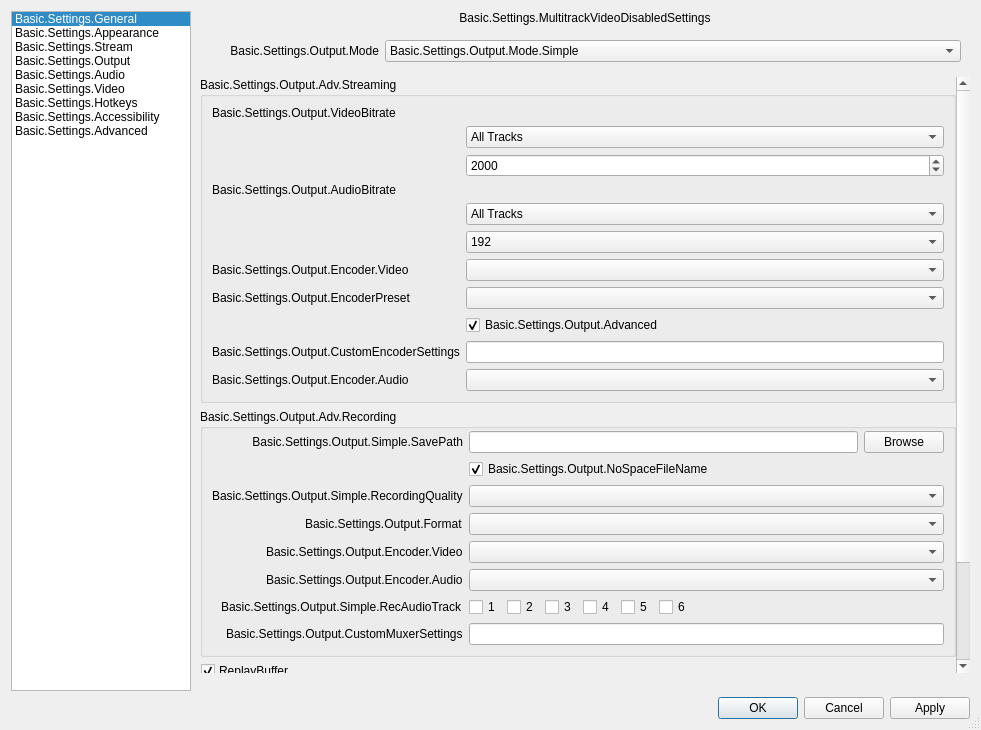
Before: the Qt Designer form frontend/forms/OBSBasicSettings.ui in Flexible-Output-View/obs-studio-fov, drawn with Qt 5.
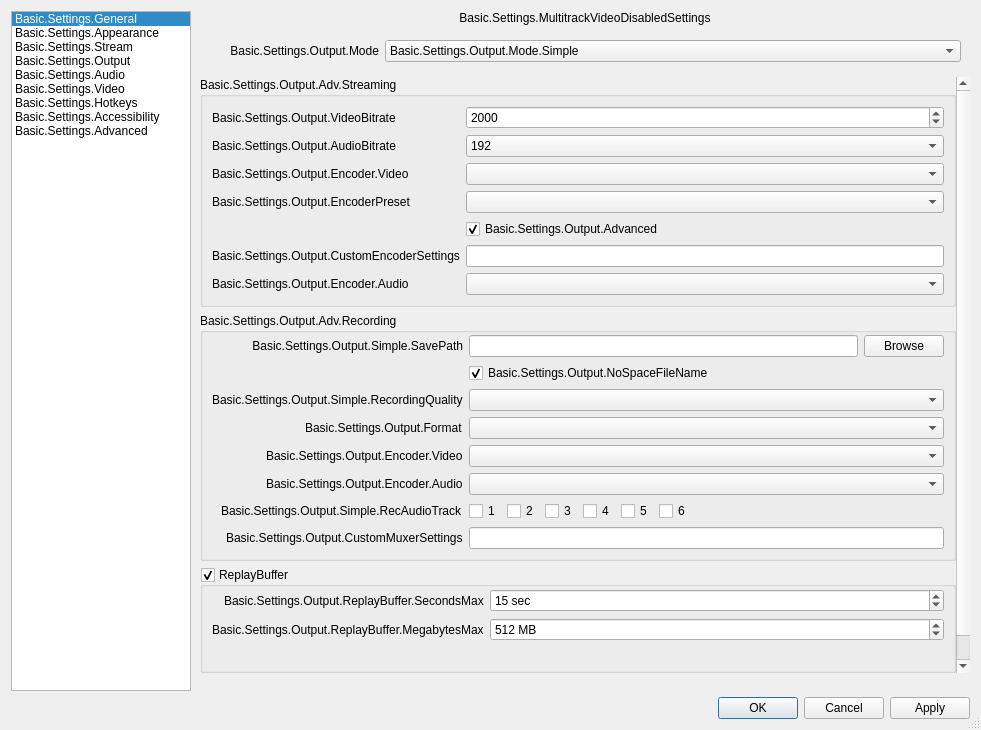
After: the same form once the commit is applied. The open tabs and pages were chosen to show the change. Icons and pictures are not drawn. Custom widgets are drawn as their Qt base class.

Commit message: UPDATE: fov track configuration ui

What changed in the file:
```diff
--- a/frontend/forms/OBSBasicSettings.ui
+++ b/frontend/forms/OBSBasicSettings.ui
@@ -945,7 +945,7 @@
               <x>0</x>
               <y>0</y>
               <width>1446</width>
-              <height>230</height>
+              <height>663</height>
              </rect>
             </property>
             <layout class="QVBoxLayout" name="verticalLayout_1337">
@@ -2336,7 +2336,7 @@
                      <x>0</x>
                      <y>0</y>
                      <width>758</width>
-                     <height>908</height>
+                     <height>810</height>
                     </rect>
                    </property>
                    <property name="sizePolicy">
@@ -2364,86 +2364,46 @@
                        <string>Basic.Settings.Output.Adv.Streaming</string>
                       </property>
                       <layout class="QFormLayout" name="simpleStreamingLayout">
-                       <item row="15" column="0">
-                        <widget class="QLabel" name="simpleOutPresetLabel">
-                         <property name="enabled">
-                          <bool>true</bool>
+                       <item row="1" column="0">
+                        <widget class="QLabel" name="simpleOutputVBitrateLabel">
+                         <property name="layoutDirection">
+                          <enum>Qt::LayoutDirection::LeftToRight</enum>
                          </property>
                          <property name="text">
-                          <string>Basic.Settings.Output.EncoderPreset</string>
+                          <string>Basic.Settings.Output.VideoBitrate</string>
                          </property>
+                         <property name="alignment">
+                          <set>Qt::AlignmentFlag::AlignLeading|Qt::AlignmentFlag::AlignLeft|Qt::AlignmentFlag::AlignVCenter</set>
+                         </property>
                          <property name="buddy">
-                          <cstring>simpleOutPreset</cstring>
+                          <cstring>simpleOutputVBitrate</cstring>
                          </property>
                         </widget>
                        </item>
-                       <item row="15" column="1">
-                        <widget class="QComboBox" name="simpleOutPreset"/>
-                       </item>
-                       <item row="17" column="1">
-                        <widget class="QCheckBox" name="simpleOutAdvanced">
-                         <property name="text">
-                          <string>Basic.Settings.Output.Advanced</string>
+                       <item row="1" column="1">
+                        <widget class="QSpinBox" name="simpleOutputVBitrate">
+                         <property name="minimum">
+                          <number>200</number>
                          </property>
-                         <property name="checked">
-                          <bool>true</bool>
+                         <property name="maximum">
+                          <number>1000000</number>
                          </property>
-                        </widget>
-                       </item>
-                       <item row="19" column="0">
-                        <widget class="QLabel" name="simpleOutCustomLabel">
-                         <property name="text">
-                          <string>Basic.Settings.Output.CustomEncoderSettings</string>
+                         <property name="value">
+                          <number>2000</number>
                          </property>
-                         <property name="buddy">
-                          <cstring>simpleOutCustom</cstring>
-                         </property>
                         </widget>
                        </item>
-                       <item row="19" column="1">
-                        <widget class="QLineEdit" name="simpleOutCustom"/>
-                       </item>
-                       <item row="20" column="0">
-                        <widget class="QLabel" name="simpleOutStrAEncoderLabel">
+                       <item row="2" column="0">
+                        <widget class="QLabel" name="simpleOutputABitrateLabel">
                          <property name="text">
-                          <string>Basic.Settings.Output.Encoder.Audio</string>
+                          <string>Basic.Settings.Output.AudioBitrate</string>
                          </property>
                          <property name="buddy">
-                          <cstring>simpleOutStrAEncoder</cstring>
+                          <cstring>simpleOutputABitrate</cstring>
                          </property>
                         </widget>
                        </item>
-                       <item row="20" column="1">
-                        <widget class="QComboBox" name="simpleOutStrAEncoder"/>
-                       </item>
-                       <item row="10" column="1">
-                        <widget class="QComboBox" name="simpleOutputATrackSelect">
-                         <property name="enabled">
-                          <bool>true</bool>
-                         </property>
-                         <property name="currentIndex">
-                          <number>0</number>
-                         </property>
-                         <item>
-                          <property name="text">
-                           <string>All Tracks</string>
-                          </property>
-                         </item>
-                        </widget>
-                       </item>
-                       <item row="5" column="1">
-                        <widget class="QComboBox" name="simpleOutputVTrackSelect">
-                         <property name="currentIndex">
-                          <number>0</number>
-                         </property>
-                         <item>
-                          <property name="text">
-                           <string>All Tracks</string>
-                          </property>
-                         </item>
-                        </widget>
-                       </item>
-                       <item row="11" column="1">
+                       <item row="2" column="1">
                         <widget class="QComboBox" name="simpleOutputABitrate">
                          <property name="currentIndex">
                           <number>8</number>
@@ -2505,23 +2465,7 @@
                          </item>
                         </widget>
                        </item>
-                       <item row="6" column="1">
-                        <widget class="QSpinBox" name="simpleOutputVBitrate">
-                         <property name="minimum">
-                          <number>200</number>
-                         </property>
-                         <property name="maximum">
-                          <number>1000000</number>
-                         </property>
-                         <property name="value">
-                          <number>2000</number>
-                         </property>
-                        </widget>
-                       </item>
-                       <item row="14" column="1">
-                        <widget class="QComboBox" name="simpleOutStrEncoder"/>
-                       </item>
-                       <item row="14" column="0">
+                       <item row="3" column="0">
                         <widget class="QLabel" name="simpleOutStrEncoderLabel">
                          <property name="text">
                           <string>Basic.Settings.Output.Encoder.Video</string>
@@ -2531,31 +2475,60 @@
                          </property>
                         </widget>
                        </item>
+                       <item row="4" column="0">
+                        <widget class="QLabel" name="simpleOutPresetLabel">
+                         <property name="enabled">
+                          <bool>true</bool>
+                         </property>
+                         <property name="text">
+                          <string>Basic.Settings.Output.EncoderPreset</string>
+                         </property>
+                         <property name="buddy">
+                          <cstring>simpleOutPreset</cstring>
+                         </property>
+                        </widget>
+                       </item>
+                       <item row="3" column="1">
+                        <widget class="QComboBox" name="simpleOutStrEncoder"/>
+                       </item>
+                       <item row="4" column="1">
+                        <widget class="QComboBox" name="simpleOutPreset"/>
+                       </item>
+                       <item row="5" column="1">
+                        <widget class="QCheckBox" name="simpleOutAdvanced">
+                         <property name="text">
+                          <string>Basic.Settings.Output.Advanced</string>
+                         </property>
+                         <property name="checked">
+                          <bool>true</bool>
+                         </property>
+                        </widget>
+                       </item>
+                       <item row="8" column="0">
+                        <widget class="QLabel" name="simpleOutCustomLabel">
+                         <property name="text">
+                          <string>Basic.Settings.Output.CustomEncoderSettings</string>
+                         </property>
+                         <property name="buddy">
+                          <cstring>simpleOutCustom</cstring>
+                         </property>
+                        </widget>
+                       </item>
+                       <item row="8" column="1">
+                        <widget class="QLineEdit" name="simpleOutCustom"/>
+                       </item>
                        <item row="9" column="0">
-                        <widget class="QLabel" name="simpleOutputABitrateLabel">
+                        <widget class="QLabel" name="simpleOutStrAEncoderLabel">
                          <property name="text">
-                          <string>Basic.Settings.Output.AudioBitrate</string>
+                          <string>Basic.Settings.Output.Encoder.Audio</string>
                          </property>
                          <property name="buddy">
-                          <cstring>simpleOutputABitrate</cstring>
+                          <cstring>simpleOutStrAEncoder</cstring>
                          </property>
                         </widget>
                        </item>
-                       <item row="1" column="0">
-                        <widget class="QLabel" name="simpleOutputVBitrateLabel">
-                         <property name="layoutDirection">
-                          <enum>Qt::LayoutDirection::LeftToRight</enum>
-                         </property>
-                         <property name="text">
-                          <string>Basic.Settings.Output.VideoBitrate</string>
-                         </property>
-                         <property name="alignment">
-                          <set>Qt::AlignmentFlag::AlignLeading|Qt::AlignmentFlag::AlignLeft|Qt::AlignmentFlag::AlignVCenter</set>
-                         </property>
-                         <property name="buddy">
-                          <cstring>simpleOutputVBitrate</cstring>
-                         </property>
-                        </widget>
+                       <item row="9" column="1">
+                        <widget class="QComboBox" name="simpleOutStrAEncoder"/>
                        </item>
                       </layout>
                      </widget>
@@ -6801,7 +6774,7 @@
               <x>0</x>
               <y>0</y>
               <width>245</width>
-              <height>28</height>
+              <height>19</height>
              </rect>
             </property>
             <layout class="QVBoxLayout" name="verticalLayout_33">
@@ -6894,7 +6867,7 @@
               <x>0</x>
               <y>0</y>
               <width>939</width>
-              <height>389</height>
+              <height>663</height>
              </rect>
             </property>
             <layout class="QVBoxLayout" name="verticalLayout_42">
```
Left out of the diff: 3 changed lines with no effect on the pictures. The commit also changes 5 other files.
